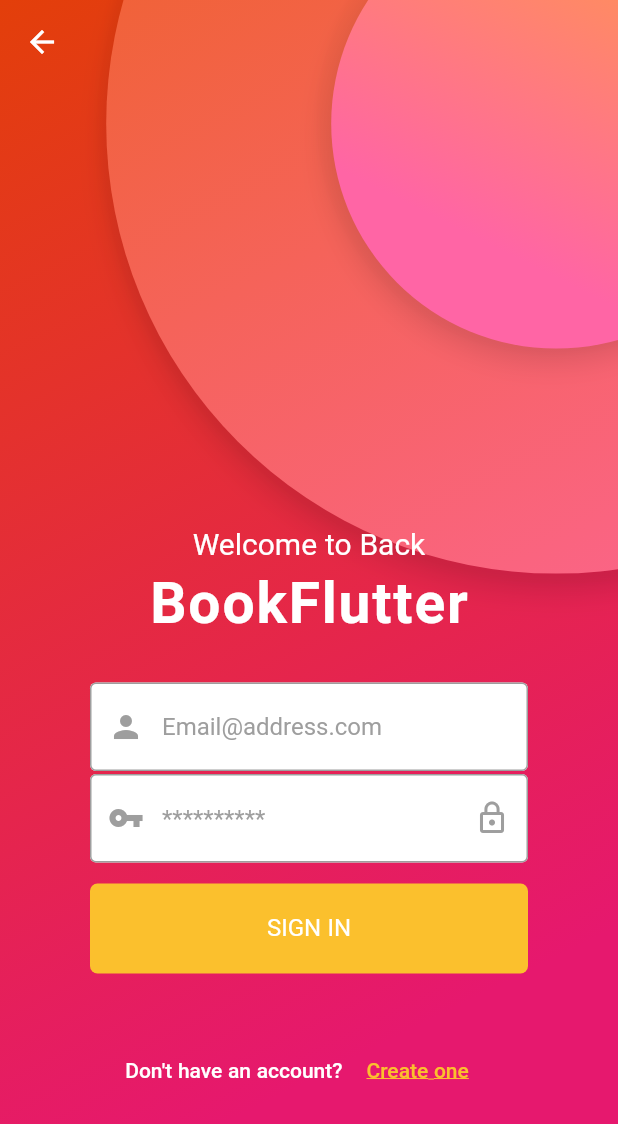
After one commit to ahmedashraf722/Flutter_Marathon_Screen, a Flutter app: the Register5 screen opened directly, after a tap on "Create one", on a phone screen of 412 x 824 dp. The commit adds this screen. Shown: the top 1124 px of the screen. Run offline on Flutter 3.47's test engine with Material 2 defaults, Android fonts, the phone set to English and light mode, and no system bars; our stand-ins replace font_awesome_flutter, google_fonts; Roboto replaces fonts that are missing (Macondo).

Commit message:
Add Register 5

```diff
--- a/lib/registers/registration4.dart
+++ b/lib/registers/registration4.dart
@@ -1,5 +1,6 @@
 import 'package:flutter/material.dart';
 import 'package:google_fonts/google_fonts.dart';
+import 'package:marathon/registers/registration5.dart';
 
 class Register4 extends StatefulWidget {
   @override
@@ -22,7 +23,12 @@ class _Register4State extends State<Register4> {
 
   @override
   Widget build(BuildContext context) {
-    return Theme(
+    return GestureDetector(
+      onTap: () {
+        Navigator.push(
+            context, MaterialPageRoute(builder: (context) => Register5()));
+      },
+      child: Theme(
         data: ThemeData(
           fontFamily: GoogleFonts.montserrat().fontFamily,
         ),
@@ -40,6 +46,7 @@ class _Register4State extends State<Register4> {
                 _profileTitle(context),
                 _bodyProfile(context),
               ],
+            ),
           ),
         ),
       ),
--- /dev/null
+++ b/lib/registers/registration5.dart
@@ -0,0 +1,290 @@
+import 'package:flutter/material.dart';
+import 'package:google_fonts/google_fonts.dart';
+import 'package:marathon/registers/registration6.dart';
+
+class Register5 extends StatefulWidget {
+  @override
+  _Register5State createState() => _Register5State();
+}
+
+class _Register5State extends State<Register5> {
+  var _key = GlobalKey<FormState>();
+
+  final TextEditingController _editingEmailController = TextEditingController();
+  final TextEditingController _editingPasswordController =
+      TextEditingController();
+
+  @override
+  void dispose() {
+    _editingEmailController.dispose();
+    _editingPasswordController.dispose();
+    super.dispose();
+  }
+
+  @override
+  Widget build(BuildContext context) {
+    return GestureDetector(
+      onTap: () {
+        Navigator.push(
+            context, MaterialPageRoute(builder: (context) => Register6()));
+      },
+      child: Theme(
+        data: ThemeData(
+          fontFamily: GoogleFonts.macondo().fontFamily,
+        ),
+        child: Stack(
+          children: [
+            CustomPaint(
+              painter: BackGround(),
+              child: Container(),
+            ),
+            Scaffold(
+              backgroundColor: Colors.transparent,
+              appBar: AppBar(
+                backgroundColor: Colors.transparent,
+                elevation: 0,
+              ),
+              body: SingleChildScrollView(
+                child: _bodyProfile(context),
+              ),
+            ),
+          ],
+        ),
+      ),
+    );
+  }
+
+  Widget _bodyProfile(BuildContext context) {
+    return Padding(
+      padding: EdgeInsets.only(left: 60, top: 295, right: 60),
+      child: Column(
+        children: [
+          Text(
+            "Welcome to Back",
+            style: TextStyle(color: Colors.white, fontSize: 20),
+          ),
+          SizedBox(height: 5),
+          Text(
+            "BookFlutter",
+            style: TextStyle(
+              color: Colors.white,
+              fontWeight: FontWeight.bold,
+              fontSize: 38,
+              letterSpacing: 1.2,
+            ),
+          ),
+          SizedBox(height: 30),
+          _bodyContent(context),
+          SizedBox(height: 25),
+          _forgotEmail(context),
+        ],
+      ),
+    );
+  }
+
+  Widget _bodyContent(BuildContext context) {
+    return Form(
+      key: _key,
+      child: Column(
+        children: [
+          TextFormField(
+            style: TextStyle(
+              color: Colors.grey,
+            ),
+            controller: _editingEmailController,
+            decoration: InputDecoration(
+              fillColor: Colors.white,
+              filled: true,
+              hoverColor: Colors.white,
+              border:
+                  OutlineInputBorder(borderRadius: BorderRadius.circular(5)),
+              prefixIcon: Icon(
+                Icons.person,
+                color: Colors.grey,
+              ),
+              hintText: "Email@address.com",
+              hintStyle: TextStyle(
+                color: Colors.grey,
+              ),
+              enabledBorder: OutlineInputBorder(
+                  borderSide: BorderSide(color: Colors.grey)),
+              focusedBorder: OutlineInputBorder(
+                  borderSide: BorderSide(color: Color(0xff06205d))),
+            ),
+          ),
+          SizedBox(height: 2),
+          TextFormField(
+            style: TextStyle(
+              color: Colors.grey,
+            ),
+            controller: _editingPasswordController,
+            obscureText: true,
+            decoration: InputDecoration(
+              fillColor: Colors.white,
+              filled: true,
+              hoverColor: Colors.white,
+              hintText: "**********",
+              hintStyle: TextStyle(
+                color: Colors.grey,
+              ),
+              border:
+                  OutlineInputBorder(borderRadius: BorderRadius.circular(5)),
+              prefixIcon: Icon(
+                Icons.vpn_key,
+                color: Colors.grey,
+              ),
+              suffixIcon: Icon(
+                Icons.lock_outline,
+                color: Colors.grey,
+              ),
+              enabledBorder: OutlineInputBorder(
+                  borderSide: BorderSide(color: Colors.grey)),
+              focusedBorder: OutlineInputBorder(
+                  borderSide: BorderSide(color: Color(0xff06205d))),
+            ),
+          ),
+          SizedBox(height: 14),
+          Container(
+            width: MediaQuery.of(context).size.width * 0.84,
+            height: 60,
+            decoration: BoxDecoration(
+              color: _colorText,
+              borderRadius: BorderRadius.all(Radius.circular(5)),
+            ),
+            child: Center(
+              child: Text(
+                "SIGN IN",
+                style: TextStyle(
+                  color: Colors.white,
+                  fontSize: 16,
+                ),
+              ),
+            ),
+          ),
+        ],
+      ),
+    );
+  }
+
+  Color _colorText = Color(0xffFBC02D);
+
+  Widget _forgotEmail(BuildContext context) {
+    return Transform.translate(
+      offset: Offset(0, 15),
+      child: Row(
+        mainAxisAlignment: MainAxisAlignment.center,
+        crossAxisAlignment: CrossAxisAlignment.center,
+        children: [
+          FlatButton(
+            padding: EdgeInsets.zero,
+            onPressed: () {},
+            child: Text(
+              "Don't have an account?",
+              style: TextStyle(
+                color: Colors.white,
+              ),
+            ),
+          ),
+          FlatButton(
+            onPressed: () {},
+            child: Text(
+              "Create one",
+              style: TextStyle(
+                decoration: TextDecoration.underline,
+                color: _colorText,
+              ),
+            ),
+          ),
+        ],
+      ),
+    );
+  }
+}
+
+class BackGround extends CustomPainter {
+  @override
+  void paint(Canvas canvas, Size size) {
+    Gradient gradient3 = LinearGradient(
+      begin: Alignment.topLeft,
+      end: Alignment.bottomRight,
+      colors: [
+        Color(0xFFE33F0A),
+        Color(0xFFE6186E),
+      ],
+      stops: [
+        0.0,
+        0.8,
+      ],
+    );
+    Rect rect3 = Rect.fromLTWH(0, 0, size.width, size.height);
+    Paint paint3 = Paint();
+    paint3.shader = gradient3.createShader(rect3);
+    canvas.drawCircle(
+      Offset(size.width - (size.width * 0.1), size.height * 0.1),
+      900,
+      paint3,
+    );
+
+    Gradient gradient2 = LinearGradient(
+      begin: Alignment.topLeft,
+      end: Alignment.bottomRight,
+      colors: [
+        Color(0xFFF06234),
+        Color(0xFFFF65A5),
+      ],
+      stops: [
+        0.0,
+        0.8,
+      ],
+    );
+    Rect rect2 = Rect.fromLTWH(0, 0, size.width, size.height);
+    Paint paint2 = Paint();
+    paint2.shader = gradient2.createShader(rect2);
+
+    Path path2 = Path();
+    Offset offset = Offset(size.width - (size.width * 0.1), size.height * 0.1);
+    Offset(size.width - (size.width * 0.1) - 3, size.height * 0.1 - 3);
+    Rect rect4 = Rect.fromCircle(center: offset, radius: 305);
+    path2.addOval(rect4);
+    canvas.drawShadow(path2, Colors.black.withOpacity(0.4), 6, true);
+
+    canvas.drawCircle(
+      Offset(size.width - (size.width * 0.1), size.height * 0.1),
+      300,
+      paint2,
+    );
+
+    Gradient gradient1 = LinearGradient(
+      begin: Alignment.topRight,
+      end: Alignment.bottomLeft,
+      colors: [
+        Color(0xFFFF8A64),
+        Color(0xFFFF65A5),
+      ],
+      stops: [
+        0.0,
+        0.2,
+      ],
+    );
+    Rect rect1 = Rect.fromLTWH(0, 0, size.width, size.height);
+    Paint paint1 = Paint();
+    paint1.shader = gradient1.createShader(rect1);
+    Path path = Path();
+    Offset offset1 = Offset(size.width - (size.width * 0.1), size.height * 0.1);
+    Offset offset2 =
+        Offset(size.width - (size.width * 0.1) - 3, size.height * 0.1 - 3);
+    Rect rect = Rect.fromCircle(center: offset2, radius: 155);
+    path.addOval(rect);
+    canvas.drawShadow(path, Colors.black.withOpacity(0.4), 6, true);
+    canvas.drawCircle(
+      offset1,
+      150,
+      paint1,
+    );
+  }
+
+  @override
+  bool shouldRepaint(CustomPainter oldDelegate) {
+    return false;
+  }
+}
--- /dev/null
+++ b/lib/registers/registration6.dart
@@ -0,0 +1,15 @@
+import 'package:flutter/material.dart';
+
+class Register6 extends StatefulWidget {
+  @override
+  _Register6State createState() => _Register6State();
+}
+
+class _Register6State extends State<Register6> {
+  @override
+  Widget build(BuildContext context) {
+    return Scaffold(
+      backgroundColor: Colors.deepOrange,
+    );
+  }
+}
```
Lines whose indentation alone changed are shown as unchanged.
